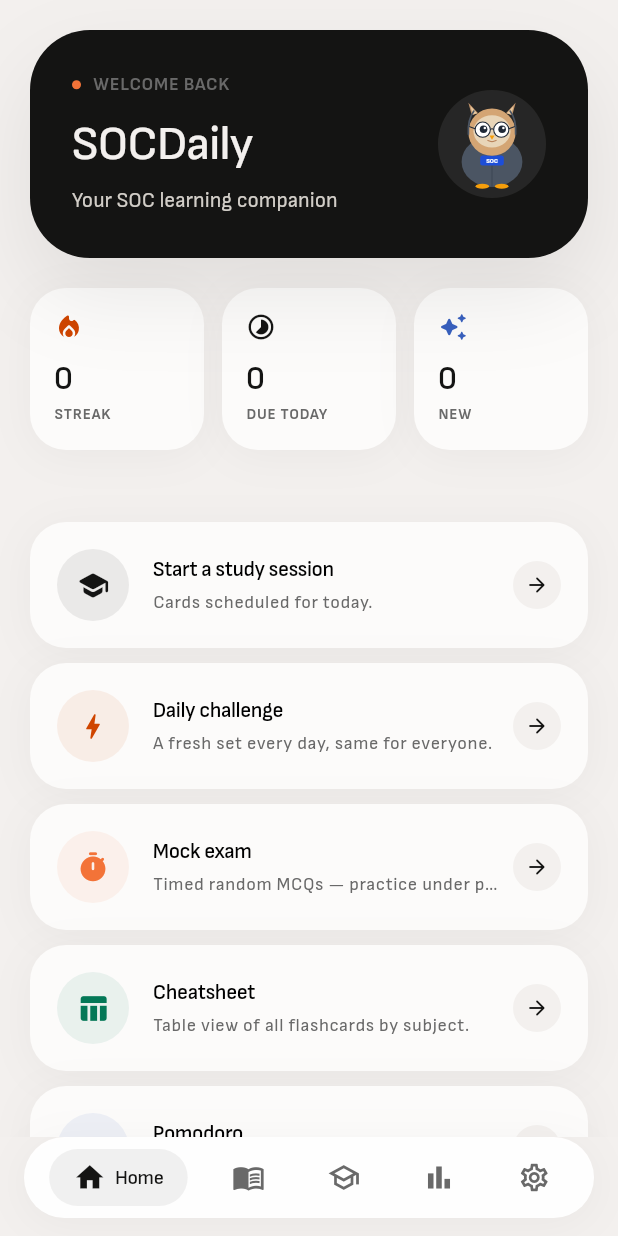
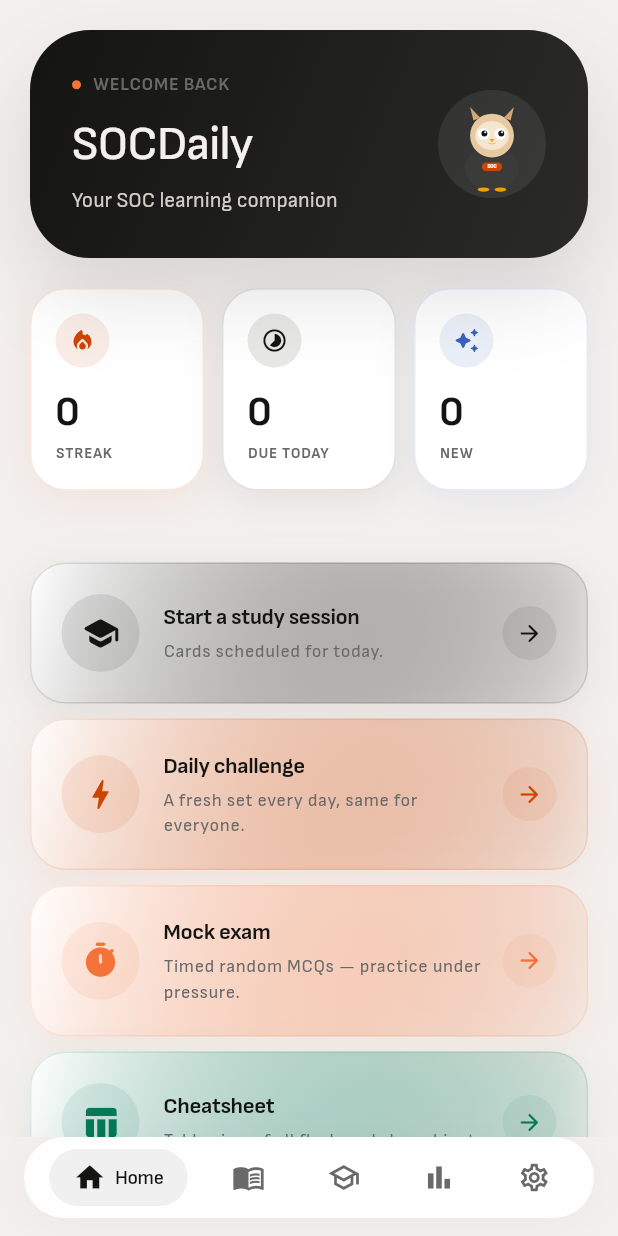
Before and after one commit to keaume34/SOCDaily, a Flutter app: the screen it shows after launch, after a tap on "Skip", on a phone screen of 412 x 824 dp. Run offline on Flutter 3.47's test engine with Material 3 defaults, Android fonts, the phone set to English and light mode, and no system bars; our stand-ins replace confetti, dio, drift, flutter_markdown, flutter_riverpod, flutter_svg and 5 more; accounts and stored records are empty; generated files the repository leaves out were written again.

Commit message:
polish(ui): gradient feature cards, improved stat cards, simpler Otto mascot, fix navigator key error
Co-Authored-By: Devin AI <158243242+devin-ai-integration[bot]@users.noreply.github.com>

```diff
--- a/app/lib/src/features/home/home_screen.dart
+++ b/app/lib/src/features/home/home_screen.dart
@@ -119,13 +119,17 @@ class _HeroSection extends StatelessWidget {
     return Container(
       padding: const EdgeInsets.all(28),
       decoration: BoxDecoration(
-        color: isDark
-            ? MCColors.inkBlack
-            : MCColors.inkBlack,
+        gradient: LinearGradient(
+          begin: Alignment.topLeft,
+          end: Alignment.bottomRight,
+          colors: isDark
+              ? [const Color(0xFF2A2A28), const Color(0xFF1A1917)]
+              : [MCColors.inkBlack, const Color(0xFF2A2A28)],
+        ),
         borderRadius: BorderRadius.circular(40),
         boxShadow: [
           BoxShadow(
-            color: Colors.black.withOpacity(0.08),
+            color: Colors.black.withValues(alpha: isDark ? 0.3 : 0.12),
             blurRadius: 48,
             offset: const Offset(0, 24),
           ),
@@ -268,34 +272,49 @@ class _MiniStatCard extends StatelessWidget {
       padding: const EdgeInsets.all(16),
       decoration: BoxDecoration(
         color: isDark
-            ? Colors.white.withOpacity(0.05)
-            : MCColors.liftedCream,
+            ? Colors.white.withValues(alpha: 0.07)
+            : Colors.white,
         borderRadius: BorderRadius.circular(24),
+        border: Border.all(
+          color: isDark
+              ? Colors.white.withValues(alpha: 0.08)
+              : color.withValues(alpha: 0.12),
+        ),
         boxShadow: [
           BoxShadow(
-            color: Colors.black.withOpacity(isDark ? 0.12 : 0.04),
+            color: isDark
+                ? Colors.black.withValues(alpha: 0.2)
+                : color.withValues(alpha: 0.08),
             blurRadius: 24,
-            offset: const Offset(0, 4),
+            offset: const Offset(0, 6),
           ),
         ],
       ),
       child: Column(
         crossAxisAlignment: CrossAxisAlignment.start,
         children: [
-          Icon(icon, size: 20, color: color),
-          const SizedBox(height: 10),
+          Container(
+            width: 36,
+            height: 36,
+            decoration: BoxDecoration(
+              color: color.withValues(alpha: isDark ? 0.15 : 0.10),
+              shape: BoxShape.circle,
+            ),
+            child: Icon(icon, size: 18, color: color),
+          ),
+          const SizedBox(height: 12),
           Text(
             value,
-            style: theme.textTheme.headlineSmall?.copyWith(
-              fontWeight: FontWeight.w600,
-              color: isDark ? MCColors.liftedCream : MCColors.inkBlack,
+            style: theme.textTheme.headlineMedium?.copyWith(
+              fontWeight: FontWeight.w700,
+              color: isDark ? Colors.white : MCColors.inkBlack,
             ),
           ),
           const SizedBox(height: 2),
           Text(
             label,
             style: theme.textTheme.labelSmall?.copyWith(
-              color: MCColors.slateGray,
+              color: isDark ? Colors.white.withValues(alpha: 0.5) : MCColors.slateGray,
               letterSpacing: 0.56,
               fontWeight: FontWeight.w700,
               fontSize: 10,
@@ -428,15 +447,32 @@ class _FeatureCard extends StatelessWidget {
       onTap: onTap,
       child: Container(
         decoration: BoxDecoration(
-          color: isDark
-              ? Colors.white.withOpacity(0.05)
-              : MCColors.liftedCream,
           borderRadius: BorderRadius.circular(24),
+          gradient: LinearGradient(
+            begin: Alignment.topLeft,
+            end: Alignment.bottomRight,
+            colors: isDark
+                ? [
+                    accentColor.withValues(alpha: 0.15),
+                    accentColor.withValues(alpha: 0.05),
+                  ]
+                : [
+                    Colors.white,
+                    accentColor.withValues(alpha: 0.04),
+                  ],
+          ),
+          border: Border.all(
+            color: isDark
+                ? accentColor.withValues(alpha: 0.2)
+                : accentColor.withValues(alpha: 0.12),
+          ),
           boxShadow: [
             BoxShadow(
-              color: Colors.black.withOpacity(isDark ? 0.12 : 0.04),
+              color: isDark
+                  ? Colors.black.withValues(alpha: 0.2)
+                  : accentColor.withValues(alpha: 0.08),
               blurRadius: 24,
-              offset: const Offset(0, 4),
+              offset: const Offset(0, 6),
             ),
           ],
         ),
@@ -446,18 +482,18 @@ class _FeatureCard extends StatelessWidget {
             onTap: onTap,
             borderRadius: BorderRadius.circular(24),
             child: Padding(
-              padding: const EdgeInsets.all(18),
+              padding: const EdgeInsets.all(20),
               child: Row(
                 children: [
                   Container(
-                    width: 48,
-                    height: 48,
+                    width: 52,
+                    height: 52,
                     alignment: Alignment.center,
                     decoration: BoxDecoration(
-                      color: accentColor.withOpacity(isDark ? 0.15 : 0.08),
+                      color: accentColor.withValues(alpha: isDark ? 0.2 : 0.10),
                       shape: BoxShape.circle,
                     ),
-                    child: Icon(icon, color: accentColor, size: 22),
+                    child: Icon(icon, color: accentColor, size: 26),
                   ),
                   const SizedBox(width: 16),
                   Expanded(
@@ -468,16 +504,20 @@ class _FeatureCard extends StatelessWidget {
                         Text(
                           title,
                           style: theme.textTheme.titleSmall?.copyWith(
-                            fontWeight: FontWeight.w600,
+                            fontWeight: FontWeight.w700,
+                            fontSize: 15,
+                            color: isDark ? Colors.white : MCColors.inkBlack,
                           ),
                         ),
-                        const SizedBox(height: 3),
+                        const SizedBox(height: 4),
                         Text(
                           subtitle,
                           style: theme.textTheme.bodySmall?.copyWith(
-                            color: MCColors.slateGray,
+                            color: isDark
+                                ? Colors.white.withValues(alpha: 0.55)
+                                : MCColors.slateGray,
                           ),
-                          maxLines: 1,
+                          maxLines: 2,
                           overflow: TextOverflow.ellipsis,
                         ),
                       ],
@@ -485,20 +525,16 @@ class _FeatureCard extends StatelessWidget {
                   ),
                   const SizedBox(width: 8),
                   Container(
-                    width: 32,
-                    height: 32,
+                    width: 36,
+                    height: 36,
                     decoration: BoxDecoration(
                       shape: BoxShape.circle,
-                      color: isDark
-                          ? Colors.white.withOpacity(0.06)
-                          : MCColors.canvasCream,
+                      color: accentColor.withValues(alpha: isDark ? 0.15 : 0.08),
                     ),
                     child: Icon(
                       Icons.arrow_forward_rounded,
-                      size: 16,
-                      color: isDark
-                          ? Colors.white.withOpacity(0.4)
-                          : MCColors.inkBlack,
+                      size: 18,
+                      color: accentColor,
                     ),
                   ),
                 ],
--- a/app/lib/src/features/onboarding/onboarding_screen.dart
+++ b/app/lib/src/features/onboarding/onboarding_screen.dart
@@ -32,7 +32,6 @@ class _OnboardingScreenState extends ConsumerState<OnboardingScreen> {
   Future<void> _finish() async {
     final prefs = ref.read(sharedPreferencesProvider);
     await prefs.setBool(_kOnboardingCompleteKey, true);
-    ref.invalidate(onboardingCompleteProvider);
     if (mounted) context.go('/home');
   }
 
```
Also changed, not shown: app/assets/mascot/otto_correct.svg, app/assets/mascot/otto_neutral.svg, app/assets/mascot/otto_sleeping.svg, app/assets/mascot/otto_wrong.svg.
